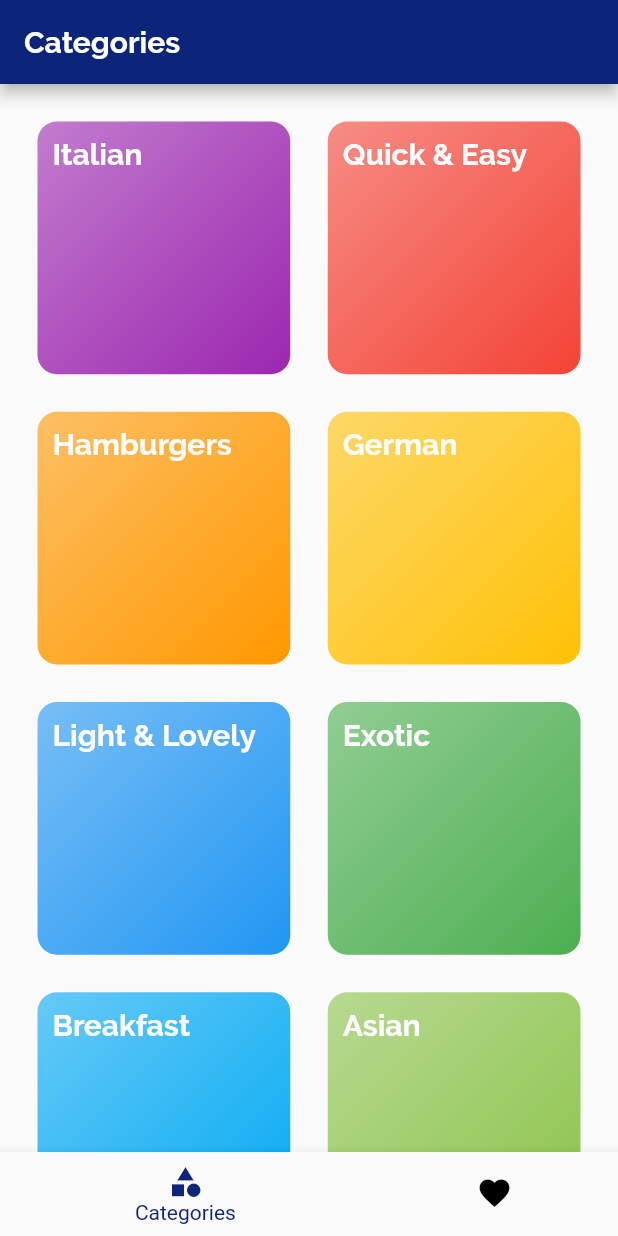
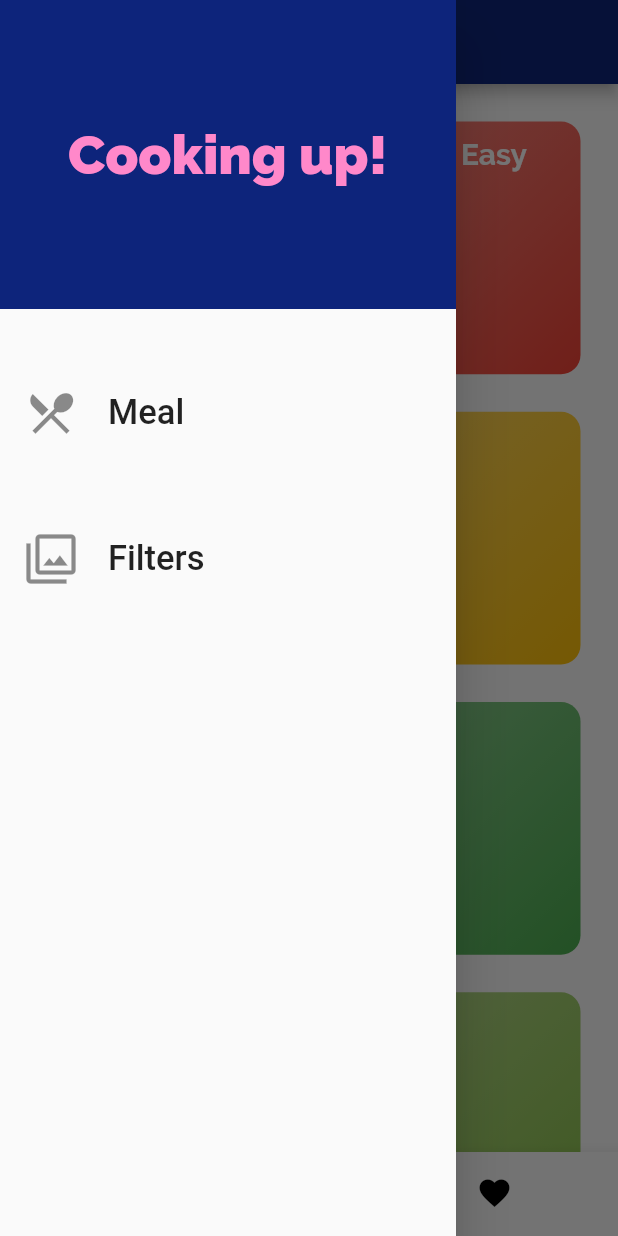
Before and after one commit to Wasim-Zaman/meal_application_using_flutter, a Flutter app: the screen it shows after launch, with the side drawer open (before the commit the screen has no drawer), on a phone screen of 412 x 824 dp. Run offline on Flutter 3.47's test engine with Material 2 defaults, Android fonts, the phone set to English and light mode, and no system bars.

Commit message:
Drawer and Filters page added with first commit

```diff
--- a/lib/other/main.dart
+++ b/lib/other/main.dart
@@ -4,6 +4,7 @@ import '../screens/category_recipe_screen.dart';
 import '../screens/meal_categories_screen.dart';
 import '../screens/tabs_screen_bottom.dart';
 import '../screens/meal_detail_screen.dart';
+import '../screens/filters_screen.dart';
 import '../themes/theme_data.dart';
 
 void main() {
@@ -25,6 +26,7 @@ class MyApp extends StatelessWidget {
         '/': (context) => const TabsScreenBottom(),
         CategoryRecipe.screenName: (context) => const CategoryRecipe(),
         MealDetail.screenName: (context) => const MealDetail(),
+        FiltersScreen.pageName: (context) => FiltersScreen(),
       },
       onGenerateRoute: (settings) {
         // if (settings.name == '/'){
--- /dev/null
+++ b/lib/other/my_drawer.dart
@@ -0,0 +1,78 @@
+// ignore_for_file: deprecated_member_use
+
+import 'package:flutter/material.dart';
+
+import '../screens/filters_screen.dart';
+
+class MyDrawer extends StatelessWidget {
+  const MyDrawer({super.key});
+
+  Widget buildListTileForDrawer(
+      BuildContext context, String title, IconData icon, VoidCallback page) {
+    return Container(
+      margin: EdgeInsets.only(
+        top: MediaQuery.of(context).size.height * 0.05,
+      ),
+      child: ListTile(
+        leading: Icon(
+          icon,
+          size: 36,
+        ),
+        title: Text(
+          title,
+          style: const TextStyle(
+            fontSize: 23,
+          ),
+        ),
+        onTap: page,
+      ),
+    );
+  }
+
+  @override
+  Widget build(BuildContext context) {
+    return Drawer(
+      child: Column(
+        children: [
+          // Setting the header of the drawer
+          Container(
+            height: MediaQuery.of(context).size.height * 0.25,
+            width: double.infinity,
+            color: Theme.of(context).primaryColor,
+            child: Center(
+              child: Text(
+                'Cooking up!',
+                style: TextStyle(
+                  color: Theme.of(context).accentColor,
+                  fontFamily: "Raleway",
+                  fontSize: 36,
+                  fontWeight: FontWeight.w900,
+                ),
+              ),
+            ),
+          ),
+
+          // Below the header of the drawer
+
+          buildListTileForDrawer(
+            context,
+            'Meal',
+            Icons.restaurant_menu,
+            () {
+              Navigator.of(context).pushReplacementNamed('/');
+            },
+          ),
+          buildListTileForDrawer(
+            context,
+            'Filters',
+            Icons.filter,
+            () {
+              Navigator.of(context)
+                  .pushReplacementNamed(FiltersScreen.pageName);
+            },
+          ),
+        ],
+      ),
+    );
+  }
+}
--- /dev/null
+++ b/lib/screens/filters_screen.dart
@@ -0,0 +1,21 @@
+import 'package:flutter/material.dart';
+
+import '../other/my_drawer.dart';
+
+class FiltersScreen extends StatelessWidget {
+  static const pageName = '/filters-page';
+
+  @override
+  Widget build(BuildContext context) {
+    return Scaffold(
+      appBar: AppBar(
+        title: const Text("filters"),
+        backgroundColor: Theme.of(context).primaryColor,
+      ),
+      drawer: const MyDrawer(),
+      body: Center(
+        child: Text("some filters contents"),
+      ),
+    );
+  }
+}
--- a/lib/screens/tabs_screen_bottom.dart
+++ b/lib/screens/tabs_screen_bottom.dart
@@ -2,6 +2,7 @@ import 'package:flutter/material.dart';
 
 import './favorites_screen.dart';
 import './meal_categories_screen.dart';
+import '../other/my_drawer.dart';
 
 class TabsScreenBottom extends StatefulWidget {
   const TabsScreenBottom({super.key});
@@ -34,6 +35,7 @@ class _TabsScreenBottomState extends State<TabsScreenBottom> {
         title: Text(_pages[_selectedIndex]['title']),
         backgroundColor: Theme.of(context).primaryColor,
       ),
+      drawer: MyDrawer(),
       body: _pages[_selectedIndex]['page'],
 
       // This is what we need for the bottom bar
```
